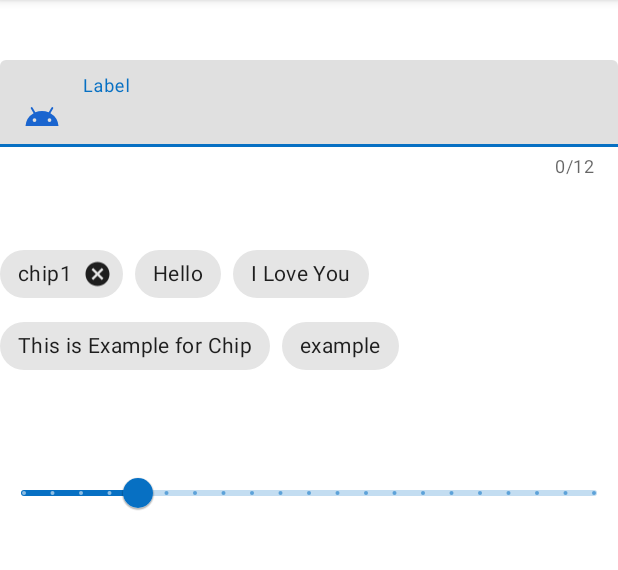
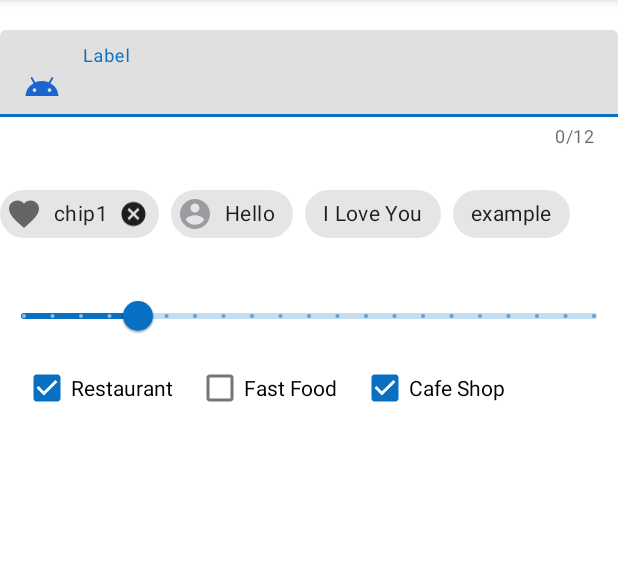
Before and after one commit to aliyousefpoor/UiDesign, an Android app: the fragment MusicFragment shown on its own in the app's theme, on a phone screen of 412 x 824 dp, the part 84-654 px from its top. Run offline under Robolectric (Android 15) with nearby library versions, the phone set to English and light mode, and no system bars.

Commit message:
add CheckBox

```diff
--- a/app/src/main/res/layout/example.xml
+++ b/app/src/main/res/layout/example.xml
@@ -8,7 +8,7 @@
         android:id="@+id/textField"
         android:layout_width="match_parent"
         android:layout_height="wrap_content"
-        android:layout_marginTop="40dp"
+        android:layout_marginTop="20dp"
         android:hint="Label"
         app:counterEnabled="true"
         app:counterMaxLength="12"
@@ -28,9 +28,10 @@
 
     <com.google.android.material.chip.ChipGroup
         android:id="@+id/chipGroup"
+        style="@style/Widget.MaterialComponents.ChipGroup"
         android:layout_width="match_parent"
         android:layout_height="wrap_content"
-        android:layout_marginTop="40dp"
+        android:layout_marginTop="20dp"
         app:layout_constraintEnd_toEndOf="parent"
         app:layout_constraintStart_toStartOf="parent"
         app:layout_constraintTop_toBottomOf="@id/textField">
@@ -40,14 +41,16 @@
             style="@style/Widget.MaterialComponents.Chip.Entry"
             android:layout_width="wrap_content"
             android:layout_height="wrap_content"
-            android:text="chip1" />
+            android:text="chip1"
+            app:chipIcon="@drawable/favorite" />
 
         <com.google.android.material.chip.Chip
             android:id="@+id/chip2"
             style="@style/Widget.MaterialComponents.Chip.Action"
             android:layout_width="wrap_content"
             android:layout_height="wrap_content"
-            android:text="Hello" />
+            android:text="Hello"
+            app:chipIcon="@drawable/account" />
 
         <com.google.android.material.chip.Chip
             android:id="@+id/chip3"
@@ -57,31 +60,55 @@
             android:text="I Love You" />
 
         <com.google.android.material.chip.Chip
-            android:id="@+id/chip4"
+            android:id="@+id/chi52"
             style="@style/Widget.MaterialComponents.Chip.Choice"
-            android:layout_width="wrap_content"
-            android:layout_height="wrap_content"
-            android:text="This is Example for Chip" />
-
-        <com.google.android.material.chip.Chip
-            android:id="@+id/chi52"
-            style="@style/Widget.MaterialComponents.Chip.Filter"
             android:layout_width="wrap_content"
             android:layout_height="wrap_content"
             android:text="example" />
     </com.google.android.material.chip.ChipGroup>
 
     <com.google.android.material.slider.Slider
+        android:id="@+id/slider"
         android:layout_width="match_parent"
         android:layout_height="wrap_content"
-        android:layout_marginTop="50dp"
-        app:layout_constraintEnd_toEndOf="parent"
-        app:layout_constraintStart_toStartOf="parent"
-        app:layout_constraintTop_toBottomOf="@id/chipGroup"
+        android:layout_marginTop="20dp"
+        android:stepSize="5.0"
         android:value="20.0"
         android:valueFrom="0.0"
         android:valueTo="100.0"
-        android:stepSize="5.0"
-        />
+        app:layout_constraintEnd_toEndOf="parent"
+        app:layout_constraintStart_toStartOf="parent"
+        app:layout_constraintTop_toBottomOf="@id/chipGroup" />
+
+    <CheckBox
+        android:id="@+id/resCheckBox"
+        android:layout_width="wrap_content"
+        android:layout_height="wrap_content"
+        android:checked="true"
+        android:text="Restaurant"
+        android:layout_marginStart="15dp"
+        app:layout_constraintStart_toStartOf="parent"
+        app:layout_constraintTop_toBottomOf="@id/slider" />
+
+    <CheckBox
+        android:id="@+id/fastCheckBox"
+        android:layout_width="wrap_content"
+        android:layout_height="wrap_content"
+        android:text="Fast Food"
+        android:layout_marginStart="15dp"
+        app:layout_constraintStart_toEndOf="@id/resCheckBox"
+        app:layout_constraintTop_toTopOf="@id/resCheckBox" />
+
+    <CheckBox
+        android:id="@+id/cafeCheckBox"
+        android:layout_width="wrap_content"
+        android:layout_height="wrap_content"
+        android:text="Cafe Shop"
+        style="@style/Widget.AppCompat.CompoundButton.CheckBox"
+        android:checked="true"
+        android:layout_marginStart="15dp"
+        app:layout_constraintStart_toEndOf="@id/fastCheckBox"
+        app:layout_constraintTop_toTopOf="@id/resCheckBox" />
+
 
 </androidx.constraintlayout.widget.ConstraintLayout>
```
